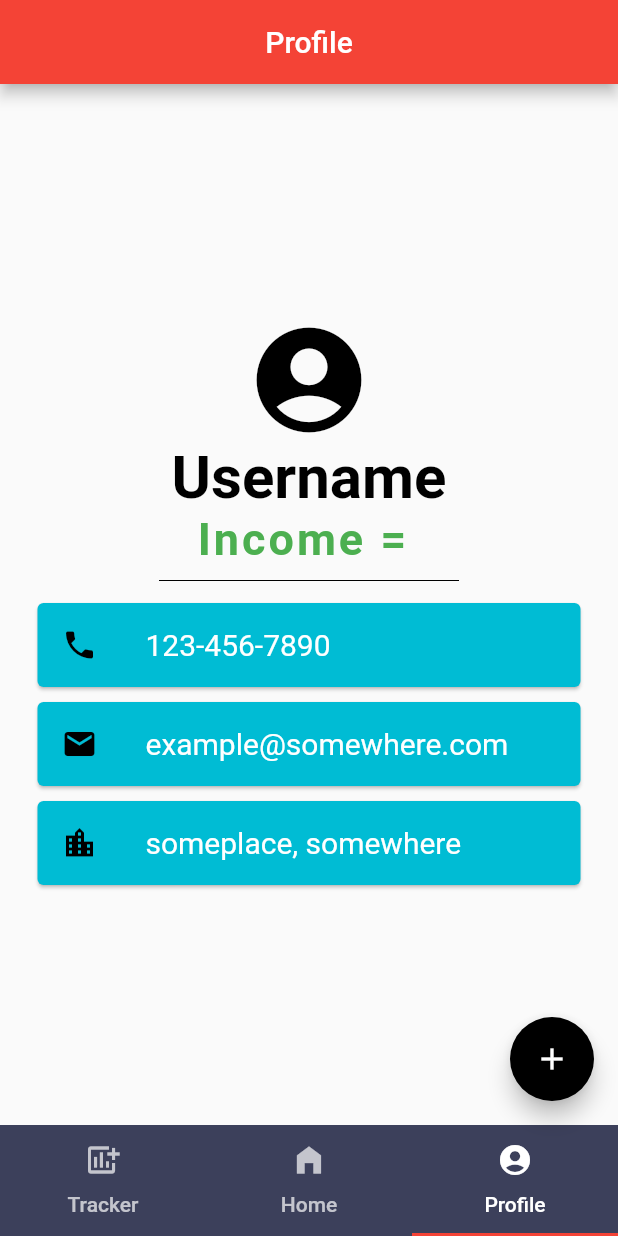
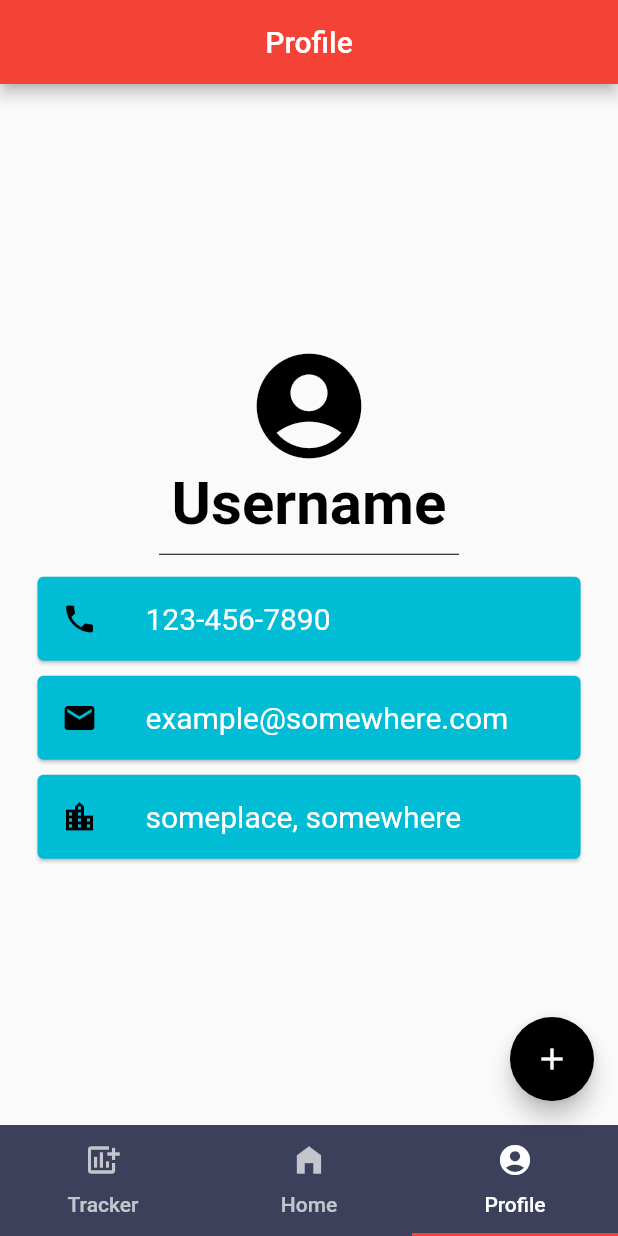
Before and after one commit to lyang-86/vandy_2020, a Flutter app: the screen it shows after launch, item 3 of the bottom bar chosen, on a phone screen of 412 x 824 dp. Run offline on Flutter 3.47's test engine with Material 2 defaults, Android fonts, the phone set to English and light mode, and no system bars; our stand-ins replace pie_chart.

Commit message:
Final Update

```diff
--- a/vandyhacks2020/lib/global.dart
+++ b/vandyhacks2020/lib/global.dart
@@ -1,7 +1,7 @@
 library my_prj.globals;
 import 'userinput.dart';
 
-var user = UserInput([],{'Rent': 10.0, 'Utility': 10.0, 'Subscriptions': 10.0, 'Bills': 10.0, 'Savings': 10.0, 'Food': 10.0, 'Clothes': 10.0, 'Electronics': 10.0, 'Other': 10.0});
+var user = UserInput(0,{'Rent': 10.0, 'Utility': 10.0, 'Subscriptions': 10.0, 'Bills': 10.0, 'Savings': 10.0, 'Food': 10.0, 'Clothes': 10.0, 'Electronics': 10.0, 'Other': 10.0});
 var increases = new List();
 var stagnant = new List();
 var decreases = new List();
--- a/vandyhacks2020/lib/homepage.dart
+++ b/vandyhacks2020/lib/homepage.dart
@@ -1,5 +1,5 @@
 import 'package:flutter/material.dart';
-import 'global.dart';
+import 'global.dart' as globals;
 import 'userinput.dart';
 
 void main() => runApp(MyApp());
@@ -39,7 +39,7 @@ class FrontPage extends StatelessWidget {
         Align(
           alignment: Alignment.bottomCenter,
           child: Text(
-            'Total Expenses = ',
+            'Disposable Income = '+ (globals.user.income-globals.user.totalExpenses).toString(),
             textAlign: TextAlign.center,
             style: TextStyle(
                 fontSize: 20,
--- a/vandyhacks2020/lib/profile.dart
+++ b/vandyhacks2020/lib/profile.dart
@@ -31,15 +31,6 @@ class Profile extends StatelessWidget {
               style: TextStyle(
                 fontSize: 40.0,
                 color: Colors.black,
-                fontWeight: FontWeight.bold,
-              ),
-            ),
-            Text(
-              'Income = ',
-              style: TextStyle(
-                fontSize: 30.0,
-                color: Colors.green,
-                letterSpacing: 2,
                 fontWeight: FontWeight.bold,
               ),
             ),
--- a/vandyhacks2020/lib/userinput.dart
+++ b/vandyhacks2020/lib/userinput.dart
@@ -208,7 +208,7 @@ class UserInput {
   var lastWeeksExpenses = lastDefaultExpenses;
   var totalExpenses = 90.0;
 
-  UserInput(List income, Map <String,double>expenses){
+  UserInput(var income, Map <String,double>expenses){
     this.income = income;
     this.expenses = expenses;
   }
@@ -224,26 +224,26 @@ class UserInput {
   void changeExpense(String expense, double changedValue){
       totalExpenses -= expenses[expense];
       expenses[expense] = changedValue;
-      totalExpenses += expenses[expense;]
+      totalExpenses += expenses[expense];
   }
 
   void addIncome(String incomeType, double amountEarned){
     if(income == 'Bi-Weekly'){
-      this.income.add(amountEarned*2);
+      income+=(amountEarned*2);
     }
     else if(income == 'Weekly'){
-      this.income.add(amountEarned*4);
+      income+=(amountEarned*4);
     }
     else if(income == 'Monthly'){
-      this.income.add(amountEarned);
+      income+=amountEarned;
     }
     else{
-      this.income.add(amountEarned);
+      income+=amountEarned;
     }
   }
 
   void resetIncome(){
-    income = new List();
+    income = 0;
   }
 
   Map getExpenses(){
```
